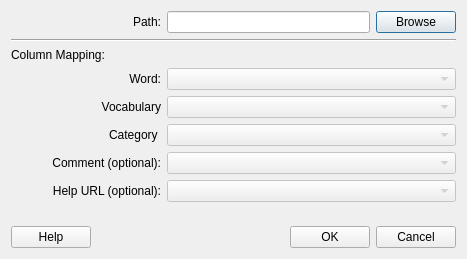
First picture: the form in qt_ui/DialogCSVVocabularyImporter.ui, repository FilmColors/VIAN, before the edit.
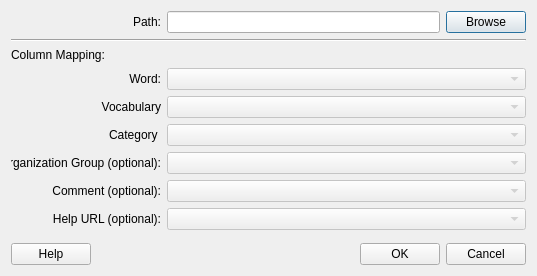
Second picture: the form after the edit.

What changed in the file:
```diff
--- a/qt_ui/DialogCSVVocabularyImporter.ui
+++ b/qt_ui/DialogCSVVocabularyImporter.ui
@@ -6,8 +6,8 @@
    <rect>
     <x>0</x>
     <y>0</y>
-    <width>467</width>
-    <height>259</height>
+    <width>537</width>
+    <height>276</height>
    </rect>
   </property>
   <property name="windowTitle">
@@ -157,6 +157,39 @@
      </item>
     </layout>
    </item>
+   <item>
+    <layout class="QHBoxLayout" name="horizontalLayout_8">
+     <item>
+      <widget class="QLabel" name="label_8">
+       <property name="minimumSize">
+        <size>
+         <width>150</width>
+         <height>0</height>
+        </size>
+       </property>
+       <property name="maximumSize">
+        <size>
+         <width>150</width>
+         <height>16777215</height>
+        </size>
+       </property>
+       <property name="text">
+        <string>Organization Group (optional):</string>
+       </property>
+       <property name="alignment">
+        <set>Qt::AlignRight|Qt::AlignTrailing|Qt::AlignVCenter</set>
+       </property>
+      </widget>
+     </item>
+     <item>
+      <widget class="QComboBox" name="cB_OrganizationGroupField">
+       <property name="enabled">
+        <bool>false</bool>
+       </property>
+      </widget>
+     </item>
+    </layout>
+   </item>
    <item>
     <layout class="QHBoxLayout" name="horizontalLayout_5">
      <item>
```
